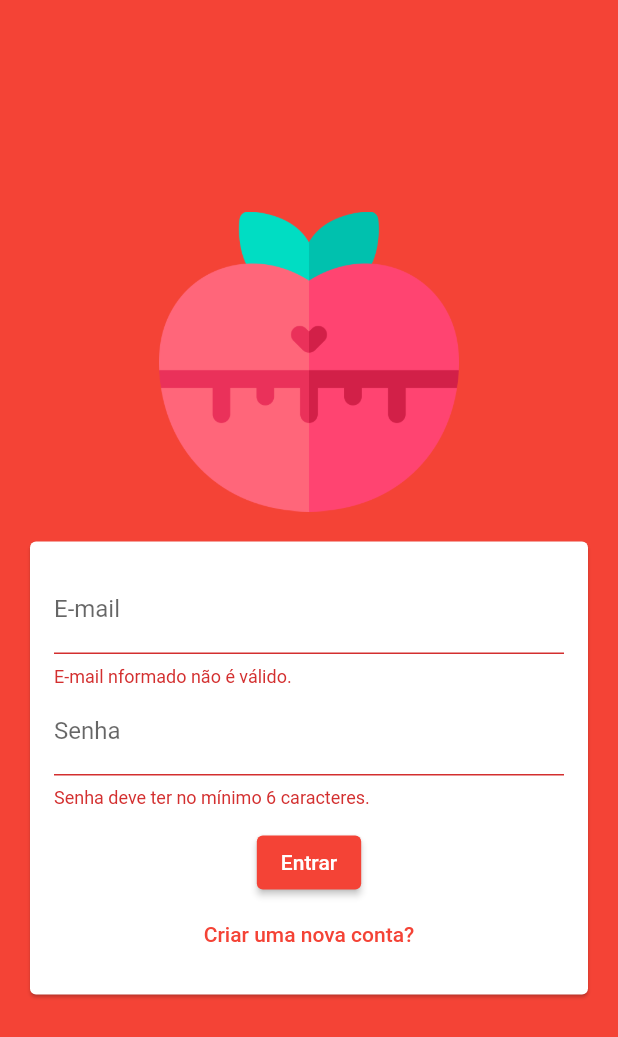
After one commit to Mavitu56/Pomodoro_Flutter, a Flutter app: the screen it shows after launch, after a tap on "Entrar", on a phone screen of 412 x 824 dp. The commit adds this screen. Shown: the top 1037 px of the screen. Run offline on Flutter 3.47's test engine with Material 2 defaults, Android fonts, the phone set to English and light mode, and no system bars; our stand-ins replace cloud_firestore, firebase_auth, firebase_core, firebase_storage, flutter_mobx, mobx; accounts and stored records are empty; generated files the repository leaves out were written again.

Commit message:
Autenticação e Estilização

```diff
--- /dev/null
+++ b/lib/components/auth_form.dart
@@ -0,0 +1,113 @@
+
+
+import 'package:pomodoro/core/models/auth_form_data.dart';
+import 'package:flutter/material.dart';
+
+class AuthForm extends StatefulWidget {
+  final void Function(AuthFormData) onSubmit;
+
+  const AuthForm({
+    super.key,
+    required this.onSubmit,
+  });
+
+  @override
+  State<AuthForm> createState() => _AuthFormState();
+}
+
+class _AuthFormState extends State<AuthForm> {
+  final _formKey = GlobalKey<FormState>();
+  final _formData = AuthFormData();
+
+
+  void _showError(String msg) {
+    ScaffoldMessenger.of(context).showSnackBar(
+      SnackBar(
+        content: Text(msg),
+        backgroundColor: Theme.of(context).errorColor,
+      ),
+    );
+  }
+
+  void _submit() {
+    final isValid = _formKey.currentState?.validate() ?? false;
+    if (!isValid) return;
+
+    widget.onSubmit(_formData);
+  }
+
+  @override
+  Widget build(BuildContext context) {
+    return Card(
+      margin: const EdgeInsets.all(20),
+      child: Padding(
+        padding: const EdgeInsets.all(16),
+        child: Form(
+          key: _formKey,
+          child: Column(
+            children: [
+              if (_formData.isSignup)
+                TextFormField(
+                  key: const ValueKey('name'),
+                  initialValue: _formData.name,
+                  onChanged: (name) => _formData.name = name,
+                  decoration: const InputDecoration(labelText: 'Nome'),
+                  validator: (localName) {
+                    final name = localName ?? '';
+                    if (name.trim().length < 5) {
+                      return 'Nome deve ter no mínimo 5 caracteres.';
+                    }
+                    return null;
+                  },
+                ),
+              TextFormField(
+                key: const ValueKey('email'),
+                initialValue: _formData.email,
+                onChanged: (email) => _formData.email = email,
+                decoration: const InputDecoration(labelText: 'E-mail'),
+                validator: (localEmail) {
+                  final email = localEmail ?? '';
+                  if (!email.contains('@')) {
+                    return 'E-mail nformado não é válido.';
+                  }
+                  return null;
+                },
+              ),
+              TextFormField(
+                key: const ValueKey('password'),
+                initialValue: _formData.password,
+                onChanged: (password) => _formData.password = password,
+                obscureText: true,
+                decoration: const InputDecoration(labelText: 'Senha'),
+                validator: (localPassword) {
+                  final password = localPassword ?? '';
+                  if (password.length < 6) {
+                    return 'Senha deve ter no mínimo 6 caracteres.';
+                  }
+                  return null;
+                },
+              ),
+              const SizedBox(height: 12),
+              ElevatedButton(
+                onPressed: _submit,
+                child: Text(_formData.isLogin ? 'Entrar' : 'Cadastrar'),
+              ),
+              TextButton(
+                onPressed: () {
+                  setState(() {
+                    _formData.toggleAuthMode();
+                  });
+                },
+                child: Text(
+                  _formData.isLogin
+                      ? 'Criar uma nova conta?'
+                      : 'Já possui conta?',
+                ),
+              ),
+            ],
+          ),
+        ),
+      ),
+    );
+  }
+}
--- /dev/null
+++ b/lib/core/models/auth_form_data.dart
@@ -0,0 +1,21 @@
+
+enum AuthMode { signup, login }
+
+class AuthFormData {
+  String name = '';
+  String email = '';
+  String password = '';
+  AuthMode _mode = AuthMode.login;
+
+  bool get isLogin {
+    return _mode == AuthMode.login;
+  }
+
+  bool get isSignup {
+    return _mode == AuthMode.signup;
+  }
+
+  void toggleAuthMode() {
+    _mode = isLogin ? AuthMode.signup : AuthMode.login;
+  }
+}
--- /dev/null
+++ b/lib/core/models/user.dart
@@ -0,0 +1,11 @@
+class user {
+  final String id;
+  final String name;
+  final String email;
+
+  const user({
+    required this.id,
+    required this.name,
+    required this.email,
+  });
+}
--- /dev/null
+++ b/lib/core/services/auth/auth_service.dart
@@ -0,0 +1,27 @@
+
+import 'package:pomodoro/core/models/user.dart';
+import 'package:pomodoro/core/services/auth/auth_firebase_service.dart';
+
+abstract class AuthService {
+  user? get currentUser;
+
+  Stream<user?> get userChanges;
+
+  Future<void> signup(
+    String name,
+    String email,
+    String password,
+  );
+
+  Future<void> login(
+    String email,
+    String password,
+  );
+
+  Future<void> logout();
+
+  factory AuthService() {
+    // return AuthMockService();
+    return AuthFirebaseService();
+  }
+}
--- a/lib/main.dart
+++ b/lib/main.dart
@@ -1,5 +1,5 @@
 import 'package:flutter/material.dart';
-import 'package:pomodoro/pages/Pomodoro.dart';
+import 'package:pomodoro/pages/auth_or_app_page.dart';
 import 'package:provider/provider.dart';
 import './store/pomodoro.store.dart';
 
@@ -21,9 +21,9 @@ class MyApp extends StatelessWidget {
       child: MaterialApp(
         title: 'Flutter Demo',
         theme: ThemeData(
-          primarySwatch: Colors.blue,
+          primarySwatch: Colors.red,
         ),
-        home: const Pomodoro(),
+        home: const AuthOrAppPage(),
       ),
     );
   }
--- /dev/null
+++ b/lib/pages/auth_or_app_page.dart
@@ -0,0 +1,38 @@
+import 'package:pomodoro/core/models/user.dart';
+import 'package:pomodoro/core/services/auth/auth_service.dart';
+import 'package:pomodoro/pages/auth_page.dart';
+import 'package:pomodoro/pages/Pomodoro.dart';
+import 'package:pomodoro/pages/loading_page.dart';
+import 'package:flutter/material.dart';
+import 'package:firebase_core/firebase_core.dart';
+
+class AuthOrAppPage extends StatelessWidget {
+  const AuthOrAppPage({super.key});
+
+  Future<void> init(BuildContext context) async {
+    await Firebase.initializeApp();
+  }
+
+  @override
+  Widget build(BuildContext context) {
+    return FutureBuilder(
+      future: init(context),
+      builder: (ctx, snapshot) {
+        if (snapshot.connectionState == ConnectionState.waiting) {
+          return const LoadingPage();
+        } else {
+          return StreamBuilder<user?>(
+            stream: AuthService().userChanges,
+            builder: (ctx, snapshot) {
+              if (snapshot.connectionState == ConnectionState.waiting) {
+                return const LoadingPage();
+              } else {
+                return snapshot.hasData ? const Pomodoro() : const AuthPage();
+              }
+            },
+          );
+        }
+      },
+    );
+  }
+}
--- /dev/null
+++ b/lib/pages/auth_page.dart
@@ -0,0 +1,76 @@
+import 'package:flutter/material.dart';
+import 'package:pomodoro/components/auth_form.dart';
+import 'package:pomodoro/core/models/auth_form_data.dart';
+import 'package:pomodoro/core/services/auth/auth_service.dart';
+
+class AuthPage extends StatefulWidget {
+  const AuthPage({Key? key});
+
+  @override
+  State<AuthPage> createState() => _AuthPageState();
+}
+
+class _AuthPageState extends State<AuthPage> {
+  bool _isLoading = false;
+
+  Future<void> _handleSubmit(AuthFormData formData) async {
+    try {
+      setState(() => _isLoading = true);
+
+      if (formData.isLogin) {
+        // Login
+        await AuthService().login(
+          formData.email,
+          formData.password,
+        );
+      } else {
+        // Signup
+        await AuthService().signup(
+          formData.name,
+          formData.email,
+          formData.password,
+        );
+      }
+    } catch (error) {
+      // Tratar erro!
+    } finally {
+      setState(() => _isLoading = false);
+    }
+  }
+
+  @override
+  Widget build(BuildContext context) {
+    return Scaffold(
+      backgroundColor: Theme.of(context).primaryColor,
+      body: Center(
+        child: Column(
+          mainAxisAlignment: MainAxisAlignment.center,
+          crossAxisAlignment: CrossAxisAlignment.stretch,
+          children: [
+            Container(
+              width: double.infinity,
+              height: 200,
+              decoration: BoxDecoration(
+                image: DecorationImage(
+                  image: AssetImage('images/pomodoro.png'),
+                  fit: BoxFit.contain,
+                ),
+              ),
+            ),
+            AuthForm(onSubmit: _handleSubmit),
+            if (_isLoading)
+              Container(
+                margin: EdgeInsets.only(top: 16.0), // Adicionado espaçamento superior
+                decoration: const BoxDecoration(
+                  color: Color.fromRGBO(0, 0, 0, 0.5),
+                ),
+                child: const Center(
+                  child: CircularProgressIndicator(),
+                ),
+              ),
+          ],
+        ),
+      ),
+    );
+  }
+}
--- /dev/null
+++ b/lib/pages/loading_page.dart
@@ -0,0 +1,29 @@
+import 'package:flutter/material.dart';
+
+class LoadingPage extends StatelessWidget {
+  const LoadingPage({super.key});
+
+  @override
+  Widget build(BuildContext context) {
+    return Scaffold(
+      backgroundColor: Theme.of(context).primaryColor,
+      body: Center(
+        child: Column(
+          mainAxisAlignment: MainAxisAlignment.center,
+          children: [
+            const CircularProgressIndicator(
+              backgroundColor: Colors.white,
+            ),
+            const SizedBox(height: 10),
+            Text(
+              'Carregando...',
+              style: TextStyle(
+                color: Theme.of(context).primaryTextTheme.headline6?.color,
+              ),
+            ),
+          ],
+        ),
+      ),
+    );
+  }
+}
```
Also changed, not shown: lib/core/services/auth/auth_firebase_service.dart (added, +87 -0 lines), lib/pages/Pomodoro.dart (+11 -1 lines), pubspec.yaml (+10 -71 lines), images/foto.jpg (added), images/pomodoro.png (added), pubspec.lock, 4 other files.
